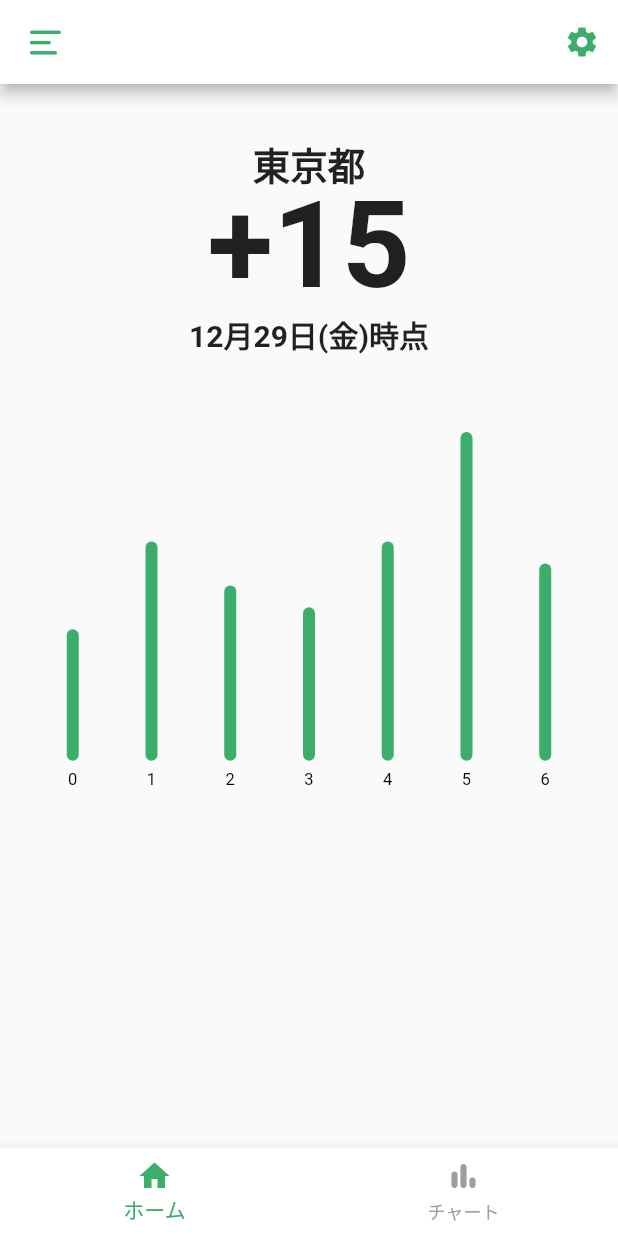
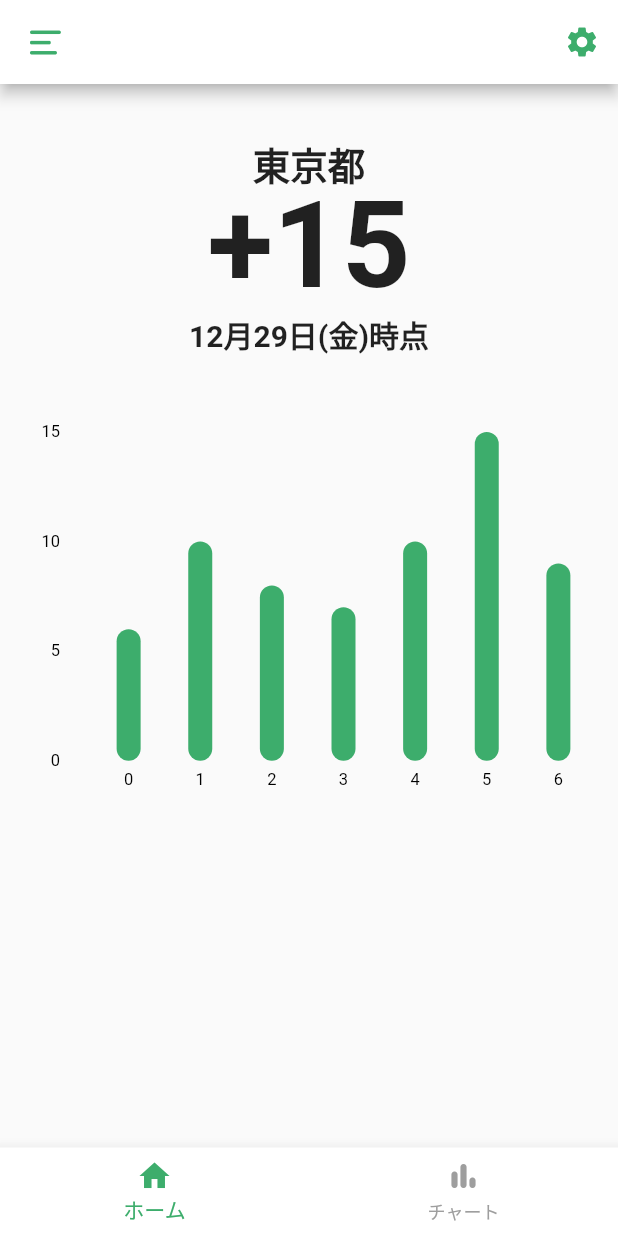
Before and after one commit to Yusuke-Suzuki-11/covid19-manager, a Flutter app: the screen it shows after launch, on a phone screen of 412 x 824 dp. Run offline on Flutter 3.47's test engine with Material 2 defaults, Android fonts, the phone set to English and light mode, and no system bars; drawn by our look-alikes of fl_chart; our stand-ins replace flutter_riverpod, hexcolor, hooks_riverpod.

Commit message:
ファイル分け

```diff
--- a/lib/view/page/my_home_page.dart
+++ b/lib/view/page/my_home_page.dart
@@ -1,5 +1,6 @@
 import 'package:covid19_manager/const/custom_icon.dart';
 import 'package:covid19_manager/const/pallet.dart';
+import 'package:covid19_manager/view/widget/weekly_border_chart_widget.dart';
 import 'package:fl_chart/fl_chart.dart';
 import 'package:flutter/material.dart';
 
@@ -88,20 +89,7 @@ class _MyHomePageState extends State<MyHomePage> {
               ),
               Padding(
                 padding: const EdgeInsets.only(top: 50),
-                child: AspectRatio(
-                  aspectRatio: 5/3,
-                  child: BarChart(
-                    BarChartData(
-                      barGroups: getBarGroups(),
-                      borderData: FlBorderData(show: false),
-                      titlesData: FlTitlesData(
-                        leftTitles: SideTitles(
-                          showTitles: false
-                        )
-                      )
-                    ),
-                  ),
-                ),
+                child: WeeklyBorderChartWidget()
               )
             ],
           ),
@@ -110,23 +98,3 @@ class _MyHomePageState extends State<MyHomePage> {
     );
   }
 }
-
-
-List<BarChartGroupData> getBarGroups() {
-  List<double> barChartDatas = [6,10,8,7,10,15,9];
-  List<BarChartGroupData> barChartGroups = [];
-  barChartDatas.asMap().forEach(
-    (int i, double chartData) => barChartGroups.add(
-      BarChartGroupData(
-        x: i,
-        barRods: [
-          BarChartRodData(
-            y: chartData,
-            colors: [Pallet.mainColor]
-          )
-        ]
-      )
-    )
-  );
-  return barChartGroups;
-}
--- /dev/null
+++ b/lib/view/widget/weekly_border_chart_widget.dart
@@ -0,0 +1,50 @@
+import 'package:covid19_manager/const/pallet.dart';
+import 'package:fl_chart/fl_chart.dart';
+import 'package:flutter/cupertino.dart';
+import 'package:hooks_riverpod/hooks_riverpod.dart';
+
+class WeeklyBorderChartWidget extends HookConsumerWidget{
+
+  @override
+  Widget build(BuildContext context, WidgetRef ref) {
+    return AspectRatio(
+      aspectRatio: 5/3,
+      child: BarChart(
+        BarChartData(
+          barGroups: getBarGroups(),
+          borderData: FlBorderData(show: false),
+          titlesData: FlTitlesData(
+            rightTitles: SideTitles(
+              showTitles: false
+            ),
+            topTitles: SideTitles(
+              showTitles: false
+            ),
+          )
+        ),
+      ),
+    );
+  }
+}
+
+
+
+List<BarChartGroupData> getBarGroups() {
+  List<double> barChartDatas = [6,10,8,7,10,15,9];
+  List<BarChartGroupData> barChartGroups = [];
+  barChartDatas.asMap().forEach(
+    (int i, double chartData) => barChartGroups.add(
+      BarChartGroupData(
+        x: i,
+        barRods: [
+          BarChartRodData(
+            y: chartData,
+            colors: [Pallet.mainColor],
+            width: 16
+          )
+        ]
+      )
+    )
+  );
+  return barChartGroups;
+}
--- a/pubspec.yaml
+++ b/pubspec.yaml
@@ -19,6 +19,7 @@ dependencies:
   flutter_riverpod: ^1.0.3
   hexcolor: ^2.0.5
   fl_chart: ^0.40.6
+  hooks_riverpod: ^1.0.3
 
 
 dev_dependencies:
```
Also changed, not shown: pubspec.lock.
